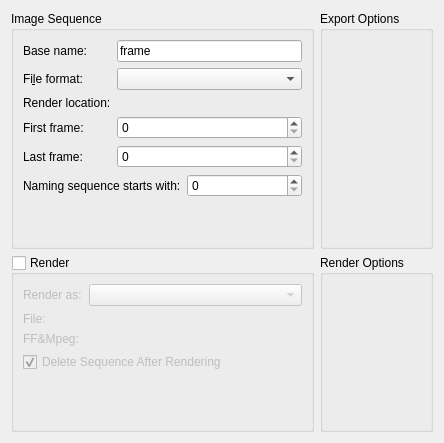
Qt form plugins/extensions/animationrenderer/wdg_animationrenderer.ui (KDE/krita) before a commit.
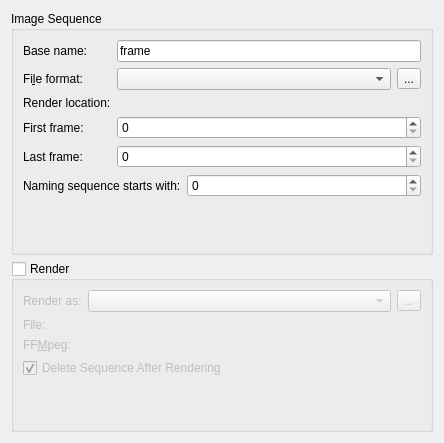
The same form after that commit. Custom widgets are drawn as their Qt base class.

Commit message: Put the config pages in popup dialogs

The edit to the form file:
```diff
--- a/plugins/extensions/animationrenderer/wdg_animationrenderer.ui
+++ b/plugins/extensions/animationrenderer/wdg_animationrenderer.ui
@@ -14,26 +14,11 @@
    <string>AnimationRenderer Image</string>
   </property>
   <layout class="QGridLayout" name="gridLayout">
-   <item row="1" column="1">
-    <widget class="QGroupBox" name="grpRenderOptions">
-     <property name="sizePolicy">
-      <sizepolicy hsizetype="Preferred" vsizetype="Preferred">
-       <horstretch>0</horstretch>
-       <verstretch>1</verstretch>
-      </sizepolicy>
-     </property>
-     <property name="title">
-      <string>Render Options</string>
-     </property>
-    </widget>
-   </item>
    <item row="0" column="0">
     <widget class="QGroupBox" name="groupBox">
      <property name="title">
       <string>Image Sequence</string>
      </property>
-     <layout class="QVBoxLayout" name="verticalLayout">
-      <item>
        <layout class="QFormLayout" name="formLayout">
         <item row="0" column="0">
          <widget class="QLabel" name="label">
@@ -60,6 +45,8 @@
          </widget>
         </item>
         <item row="1" column="1">
+       <layout class="QHBoxLayout" name="horizontalLayout_2">
+        <item>
          <widget class="QComboBox" name="cmbMimetype">
           <property name="sizePolicy">
            <sizepolicy hsizetype="Preferred" vsizetype="Fixed">
@@ -72,6 +59,18 @@
           </property>
          </widget>
         </item>
+        <item>
+         <widget class="QToolButton" name="bnExportOptions">
+          <property name="toolTip">
+           <string>Select the frame export options</string>
+          </property>
+          <property name="text">
+           <string>...</string>
+          </property>
+         </widget>
+        </item>
+       </layout>
+      </item>
         <item row="2" column="0">
          <widget class="QLabel" name="label_2">
           <property name="text">
@@ -123,9 +122,7 @@
           </property>
          </widget>
         </item>
-       </layout>
-      </item>
-      <item>
+      <item row="5" column="0" colspan="2">
        <layout class="QHBoxLayout" name="horizontalLayout">
         <item>
          <widget class="QLabel" name="label_5">
@@ -146,7 +143,7 @@
         </item>
        </layout>
       </item>
-      <item>
+      <item row="6" column="0" colspan="2">
        <spacer name="verticalSpacer_2">
         <property name="orientation">
          <enum>Qt::Vertical</enum>
@@ -162,13 +159,6 @@
      </layout>
     </widget>
    </item>
-   <item row="0" column="1">
-    <widget class="QGroupBox" name="grpExportOptions">
-     <property name="title">
-      <string>Export Options</string>
-     </property>
-    </widget>
-   </item>
    <item row="1" column="0">
     <widget class="QGroupBox" name="grpRender">
      <property name="sizePolicy">
@@ -186,8 +176,6 @@
      <property name="checked">
       <bool>false</bool>
      </property>
-     <layout class="QVBoxLayout" name="verticalLayout_2">
-      <item>
        <layout class="QFormLayout" name="formLayout_2">
         <item row="0" column="0">
          <widget class="QLabel" name="label_6">
@@ -197,8 +185,22 @@
          </widget>
         </item>
         <item row="0" column="1">
+       <layout class="QHBoxLayout" name="horizontalLayout_3">
+        <item>
          <widget class="QComboBox" name="cmbRenderType"/>
         </item>
+        <item>
+         <widget class="QToolButton" name="bnRenderOptions">
+          <property name="toolTip">
+           <string>Select the ffmpeg render options.</string>
+          </property>
+          <property name="text">
+           <string>...</string>
+          </property>
+         </widget>
+        </item>
+       </layout>
+      </item>
         <item row="1" column="0">
          <widget class="QLabel" name="label_7">
           <property name="text">
@@ -222,16 +224,14 @@
            <string>FF&amp;Mpeg: </string>
           </property>
           <property name="buddy">
-           <cstring>videoFileName</cstring>
+         <cstring>ffmpegLocation</cstring>
           </property>
          </widget>
         </item>
         <item row="2" column="1">
          <widget class="KisFileNameRequester" name="ffmpegLocation" native="true"/>
         </item>
-       </layout>
-      </item>
-      <item>
+      <item row="3" column="0" colspan="2">
        <widget class="QCheckBox" name="chkDeleteSequence">
         <property name="text">
          <string>Delete Sequence After Rendering</string>
@@ -241,7 +241,7 @@
         </property>
        </widget>
       </item>
-      <item>
+      <item row="4" column="0">
        <spacer name="verticalSpacer">
         <property name="orientation">
          <enum>Qt::Vertical</enum>
```
Lines whose indentation alone changed are shown as unchanged. The commit also changes 3 other files.
